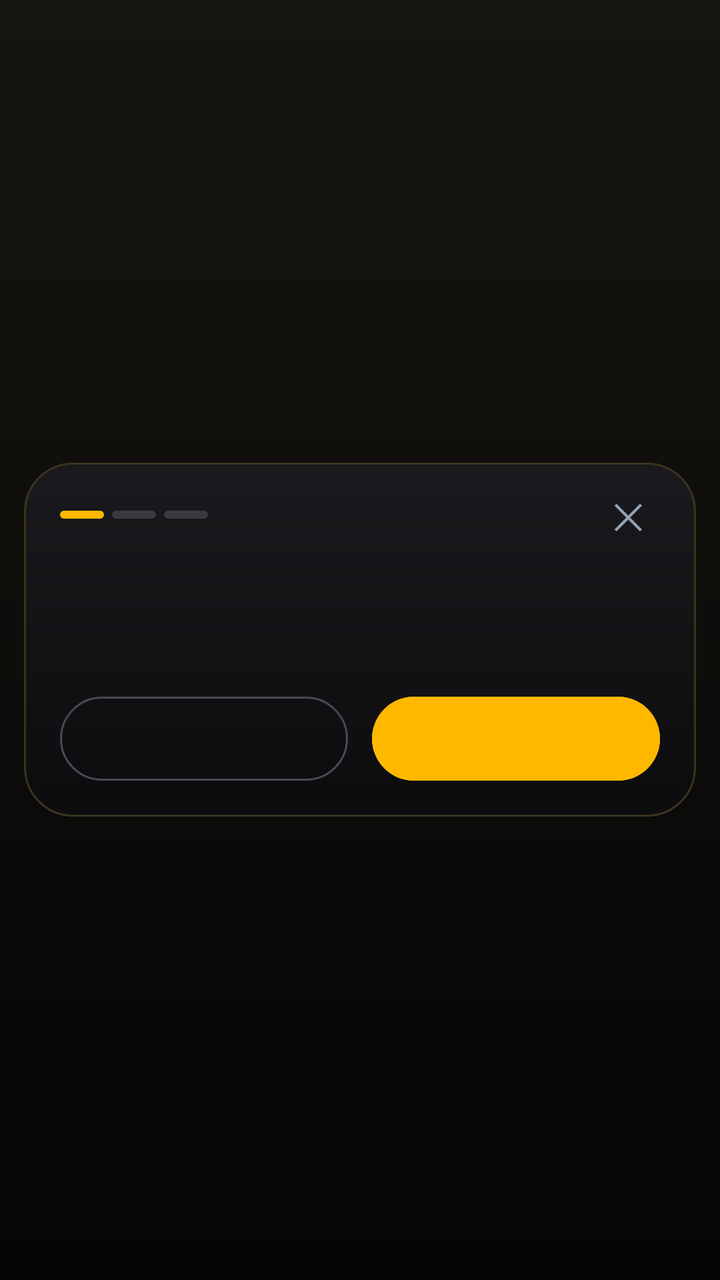
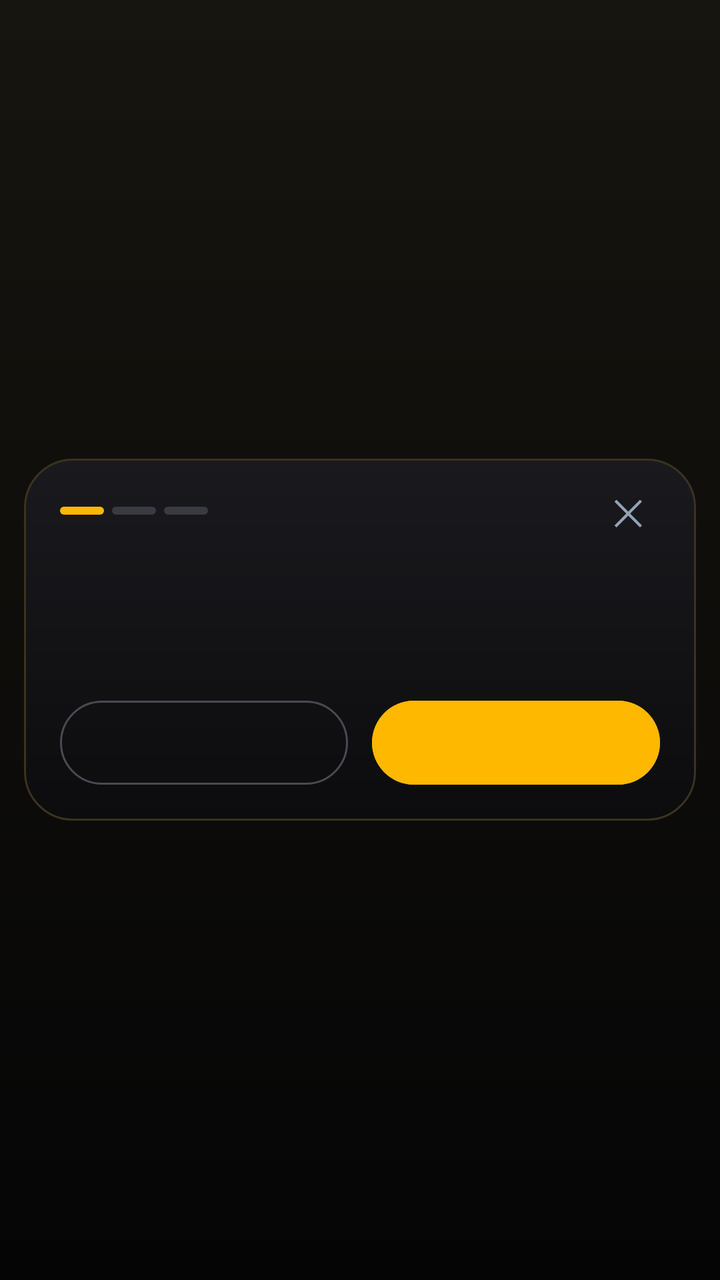

Before-and-after screenshots of an Android layout around one commit, followed by the original layout XML and the change that was made.
<!-- AndroidManifest.xml: another module's application theme Theme.SSP -->
<!-- res/layout/dialog_vip_purchase.xml -->
<?xml version="1.0" encoding="utf-8"?>
<FrameLayout xmlns:android="http://schemas.android.com/apk/res/android"
    android:layout_width="match_parent"
    android:layout_height="match_parent"
    android:background="@drawable/bg_vip_page">

    <LinearLayout
        android:layout_width="match_parent"
        android:layout_height="wrap_content"
        android:layout_gravity="center"
        android:layout_margin="12dp"
        android:background="@drawable/bg_vip_panel"
        android:gravity="center_horizontal"
        android:orientation="vertical"
        android:paddingStart="18dp"
        android:paddingTop="12dp"
        android:paddingEnd="18dp"
        android:paddingBottom="14dp">

        
        <LinearLayout
            android:layout_width="match_parent"
            android:layout_height="28dp"
            android:gravity="center_vertical"
            android:orientation="horizontal">

            <View android:id="@+id/vp_step1" android:layout_width="22dp" android:layout_height="4dp" android:background="@drawable/bg_vip_step_on" />
            <View android:id="@+id/vp_step2" android:layout_width="22dp" android:layout_height="4dp" android:layout_marginStart="4dp" android:background="@drawable/bg_vip_step_off" />
            <View android:id="@+id/vp_step3" android:layout_width="22dp" android:layout_height="4dp" android:layout_marginStart="4dp" android:background="@drawable/bg_vip_step_off" />

            <TextView
                android:id="@+id/tv_vp_step"
                android:layout_width="0dp"
                android:layout_height="wrap_content"
                android:layout_marginStart="10dp"
                android:layout_weight="1"
                android:letterSpacing="0.15"
                android:textColor="@color/text_muted"
                android:textSize="14sp"
                android:textStyle="bold" />

            <TextView
                android:id="@+id/btn_vp_cancel"
                android:layout_width="32dp"
                android:layout_height="32dp"
                android:background="?android:attr/selectableItemBackgroundBorderless"
                android:clickable="true"
                android:contentDescription="@string/vip_cancel"
                android:focusable="true"
                android:gravity="center"
                android:text="✕"
                android:textColor="@color/text_muted"
                android:textSize="18sp" />
        </LinearLayout>

        <TextView
            android:id="@+id/tv_vp_title"
            android:layout_width="match_parent"
            android:layout_height="wrap_content"
            android:layout_marginTop="6dp"
            android:gravity="center"
            android:textColor="@color/text_light"
            android:textSize="21sp"
            android:textStyle="bold" />

        <TextView
            android:id="@+id/tv_vp_message"
            android:layout_width="match_parent"
            android:layout_height="wrap_content"
            android:layout_marginTop="4dp"
            android:gravity="center"
            android:lineSpacingExtra="2dp"
            android:textColor="@color/text_muted"
            android:textSize="17sp" />

        
        <LinearLayout
            android:id="@+id/layout_vp_options"
            android:layout_width="match_parent"
            android:layout_height="wrap_content"
            android:layout_marginTop="14dp"
            android:orientation="horizontal"
            android:visibility="gone">

            <LinearLayout
                android:id="@+id/opt_vp_new"
                style="@style/VipOption"
                android:layout_marginEnd="6dp">
                <ImageView android:layout_width="40dp" android:layout_height="40dp" android:contentDescription="@null" android:src="@drawable/ic_vip_new_card" />
                <TextView style="@style/VipOptionTitle" android:text="@string/vip_opt_new_title" />
                <TextView style="@style/VipOptionSub" android:text="@string/vip_opt_new_sub" />
            </LinearLayout>

            <LinearLayout
                android:id="@+id/opt_vp_topup"
                style="@style/VipOption"
                android:layout_marginStart="6dp">
                <ImageView android:layout_width="40dp" android:layout_height="40dp" android:contentDescription="@null" android:src="@drawable/ic_vip_topup" />
                <TextView style="@style/VipOptionTitle" android:text="@string/vip_opt_topup_title" />
                <TextView style="@style/VipOptionSub" android:text="@string/vip_opt_topup_sub" />
            </LinearLayout>
        </LinearLayout>

        
        <EditText
            android:id="@+id/et_vp_input"
            android:layout_width="match_parent"
            android:layout_height="48dp"
            android:layout_marginTop="10dp"
            android:background="@drawable/bg_vip_field"
            android:gravity="center"
            android:importantForAutofill="no"
            android:letterSpacing="0.1"
            android:textColor="@color/text_light"
            android:textColorHint="#5A5A64"
            android:textSize="22sp"
            android:textStyle="bold"
            android:visibility="gone" />

        
        <LinearLayout
            android:id="@+id/layout_vp_keypad"
            android:layout_width="match_parent"
            android:layout_height="wrap_content"
            android:layout_marginTop="6dp"
            android:orientation="vertical"
            android:visibility="gone">
            <LinearLayout android:layout_width="match_parent" android:layout_height="wrap_content">
                <TextView style="@style/VipKey" android:text="1" />
                <TextView style="@style/VipKey" android:text="2" />
                <TextView style="@style/VipKey" android:text="3" />
            </LinearLayout>
            <LinearLayout android:layout_width="match_parent" android:layout_height="wrap_content">
                <TextView style="@style/VipKey" android:text="4" />
                <TextView style="@style/VipKey" android:text="5" />
                <TextView style="@style/VipKey" android:text="6" />
            </LinearLayout>
            <LinearLayout android:layout_width="match_parent" android:layout_height="wrap_content">
                <TextView style="@style/VipKey" android:text="7" />
                <TextView style="@style/VipKey" android:text="8" />
                <TextView style="@style/VipKey" android:text="9" />
            </LinearLayout>
            <LinearLayout android:layout_width="match_parent" android:layout_height="wrap_content">
                <TextView style="@style/VipKey" android:text="" android:clickable="false" android:background="@null" />
                <TextView style="@style/VipKey" android:text="0" />
                <TextView style="@style/VipKey" android:tag="del" android:text="⌫" />
            </LinearLayout>
        </LinearLayout>

        
        <LinearLayout
            android:id="@+id/layout_vp_pay"
            android:layout_width="match_parent"
            android:layout_height="wrap_content"
            android:gravity="center_horizontal"
            android:orientation="vertical"
            android:visibility="gone">

            <TextView
                android:id="@+id/tv_vp_amount"
                android:layout_width="wrap_content"
                android:layout_height="wrap_content"
                android:layout_marginTop="4dp"
                android:textColor="@color/gold_accent"
                android:textSize="48sp"
                android:textStyle="bold" />

            <FrameLayout
                android:layout_width="120dp"
                android:layout_height="120dp"
                android:layout_marginTop="4dp">
                <View android:id="@+id/vp_ripple1" android:layout_width="match_parent" android:layout_height="match_parent" android:background="@drawable/bg_vip_ripple" />
                <View android:id="@+id/vp_ripple2" android:layout_width="match_parent" android:layout_height="match_parent" android:background="@drawable/bg_vip_ripple" />
                <ImageView
                    android:layout_width="56dp"
                    android:layout_height="56dp"
                    android:layout_gravity="center"
                    android:contentDescription="@null"
                    android:src="@drawable/ic_vip_contactless" />
            </FrameLayout>

            <TextView
                android:layout_width="wrap_content"
                android:layout_height="wrap_content"
                android:layout_marginTop="6dp"
                android:drawableStart="@drawable/ic_vip_lock"
                android:drawablePadding="4dp"
                android:gravity="center_vertical"
                android:text="@string/vip_secure"
                android:visibility="gone"
                android:textColor="@color/text_muted"
                android:textSize="11sp" />
        </LinearLayout>

        <ProgressBar
            android:id="@+id/pb_vp"
            android:layout_width="56dp"
            android:layout_height="56dp"
            android:layout_marginTop="16dp"
            android:indeterminateTint="@color/gold_accent"
            android:visibility="gone" />

        <ImageView
            android:id="@+id/img_vp_icon"
            android:layout_width="76dp"
            android:layout_height="76dp"
            android:layout_marginTop="12dp"
            android:contentDescription="@null"
            android:visibility="gone" />

        
        <com.goldsky.ssp.ui.VipCardView
            android:id="@+id/vp_pass"
            android:layout_width="290dp"
            android:layout_height="wrap_content"
            android:layout_marginTop="8dp"
            android:elevation="10dp"
            android:visibility="gone" />

        
        <LinearLayout
            android:layout_width="match_parent"
            android:layout_height="wrap_content"
            android:layout_marginTop="12dp"
            android:orientation="horizontal">

            <Button
                android:id="@+id/btn_vp_secondary"
                style="@style/Widget.Material3.Button.OutlinedButton"
                android:layout_width="0dp"
                android:layout_height="50dp"
                android:layout_marginEnd="6dp"
                android:layout_weight="1"
                android:textColor="@color/text_light"
                android:textSize="18sp"
                android:textStyle="bold"
                app:strokeColor="#4A4A54"
                xmlns:app="http://schemas.android.com/apk/res-auto" />

            <Button
                android:id="@+id/btn_vp_primary"
                android:layout_width="0dp"
                android:layout_height="50dp"
                android:layout_marginStart="6dp"
                android:layout_weight="1"
                android:backgroundTint="@color/gold_accent"
                android:textColor="@color/text_dark"
                android:textSize="18sp"
                android:textStyle="bold" />
        </LinearLayout>
    </LinearLayout>
</FrameLayout>
<!-- resources referenced by this layout -->
<resources>
  <color name="gold_accent">#FFB800</color>
  <color name="text_dark">#0F172A</color>
  <color name="text_light">#FFFFFF</color>
  <color name="text_muted">#94A3B8</color>
  <!-- drawable bg_vip_step_off (drawable) -->
  <?xml version="1.0" encoding="utf-8"?>
  <shape xmlns:android="http://schemas.android.com/apk/res/android">
      <solid android:color="#3A3A42" />
      <corners android:radius="3dp" />
  </shape>
  <!-- drawable bg_vip_step_on (drawable) -->
  <?xml version="1.0" encoding="utf-8"?>
  <shape xmlns:android="http://schemas.android.com/apk/res/android">
      <solid android:color="#FFB800" />
      <corners android:radius="3dp" />
  </shape>
  <!-- drawable ic_vip_lock (drawable) -->
  <?xml version="1.0" encoding="utf-8"?>
  <vector xmlns:android="http://schemas.android.com/apk/res/android"
      android:width="14dp" android:height="14dp" android:viewportWidth="24" android:viewportHeight="24">
      <path android:fillColor="#94A3B8"
          android:pathData="M18,8h-1V6c0,-2.76 -2.24,-5 -5,-5S7,3.24 7,6v2H6c-1.1,0 -2,0.9 -2,2v10c0,1.1 0.9,2 2,2h12c1.1,0 2,-0.9 2,-2V10C20,8.9 19.1,8 18,8zM12,17c-1.1,0 -2,-0.9 -2,-2s0.9,-2 2,-2 2,0.9 2,2S13.1,17 12,17zM15.1,8H8.9V6c0,-1.71 1.39,-3.1 3.1,-3.1s3.1,1.39 3.1,3.1V8z" />
  </vector>
  <string name="vip_cancel">Cancel</string>
  <string name="vip_opt_new_sub">Get a digital card\nwith your own code</string>
  <string name="vip_opt_new_title">New card</string>
  <string name="vip_opt_topup_sub">Add to the card\nyou already have</string>
  <string name="vip_opt_topup_title">Top up</string>
  <string name="vip_secure">Secure card payment</string>
  <style name="VipKey">
          <item name="android:layout_width">0dp</item>
          <item name="android:layout_height">40dp</item>
          <item name="android:layout_weight">1</item>
          <item name="android:layout_margin">3dp</item>
          <item name="android:background">@drawable/bg_vip_key</item>
          <item name="android:gravity">center</item>
          <item name="android:textColor">@color/text_light</item>
          <item name="android:textSize">20sp</item>
          <item name="android:textStyle">bold</item>
          <item name="android:clickable">true</item>
          <item name="android:focusable">true</item>
      </style>
  <style name="VipOption">
          <item name="android:layout_width">0dp</item>
          <item name="android:layout_height">138dp</item>
          <item name="android:layout_weight">1</item>
          <item name="android:background">@drawable/bg_vip_option</item>
          <item name="android:gravity">center</item>
          <item name="android:orientation">vertical</item>
          <item name="android:padding">10dp</item>
          <item name="android:clickable">true</item>
          <item name="android:focusable">true</item>
      </style>
  <style name="VipOptionSub">
          <item name="android:layout_width">wrap_content</item>
          <item name="android:layout_height">wrap_content</item>
          <item name="android:layout_marginTop">2dp</item>
          <item name="android:gravity">center</item>
          <item name="android:textColor">@color/text_muted</item>
          <item name="android:textSize">11sp</item>
      </style>
  <style name="VipOptionTitle">
          <item name="android:layout_width">wrap_content</item>
          <item name="android:layout_height">wrap_content</item>
          <item name="android:layout_marginTop">8dp</item>
          <item name="android:textColor">@color/text_light</item>
          <item name="android:textSize">15sp</item>
          <item name="android:textStyle">bold</item>
      </style>
  <color name="royal_blue">#00D1FF</color>
  <color name="coral_red">#FF5252</color>
  <color name="bg_card">#121212</color>
  <color name="bg_card_selected">#1A1A1A</color>
  <color name="border_light">#334155</color>
  <color name="bg_dark">#000000</color>
  <!-- unchanged entries left out for length: 10 -->
</resources>

<!-- the commit's change to res/layout/dialog_vip_purchase.xml (unified diff, before → after) -->
@@ -60,7 +60,7 @@
             android:layout_marginTop="6dp"
             android:gravity="center"
             android:textColor="@color/text_light"
-            android:textSize="21sp"
+            android:textSize="24sp"
             android:textStyle="bold" />
 
         <TextView
@@ -86,18 +86,18 @@
                 android:id="@+id/opt_vp_new"
                 style="@style/VipOption"
                 android:layout_marginEnd="6dp">
-                <ImageView android:layout_width="40dp" android:layout_height="40dp" android:contentDescription="@null" android:src="@drawable/ic_vip_new_card" />
+                <ImageView android:layout_width="64dp" android:layout_height="64dp" android:contentDescription="@null" android:src="@drawable/ic_vip_new_card" />
                 <TextView style="@style/VipOptionTitle" android:text="@string/vip_opt_new_title" />
-                <TextView style="@style/VipOptionSub" android:text="@string/vip_opt_new_sub" />
+                
             </LinearLayout>
 
             <LinearLayout
                 android:id="@+id/opt_vp_topup"
                 style="@style/VipOption"
                 android:layout_marginStart="6dp">
-                <ImageView android:layout_width="40dp" android:layout_height="40dp" android:contentDescription="@null" android:src="@drawable/ic_vip_topup" />
+                <ImageView android:layout_width="64dp" android:layout_height="64dp" android:contentDescription="@null" android:src="@drawable/ic_vip_topup" />
                 <TextView style="@style/VipOptionTitle" android:text="@string/vip_opt_topup_title" />
-                <TextView style="@style/VipOptionSub" android:text="@string/vip_opt_topup_sub" />
+                
             </LinearLayout>
         </LinearLayout>
 
@@ -178,18 +178,6 @@
                     android:contentDescription="@null"
                     android:src="@drawable/ic_vip_contactless" />
             </FrameLayout>
-
-            <TextView
-                android:layout_width="wrap_content"
-                android:layout_height="wrap_content"
-                android:layout_marginTop="6dp"
-                android:drawableStart="@drawable/ic_vip_lock"
-                android:drawablePadding="4dp"
-                android:gravity="center_vertical"
-                android:text="@string/vip_secure"
-                android:visibility="gone"
-                android:textColor="@color/text_muted"
-                android:textSize="11sp" />
         </LinearLayout>
 
         <ProgressBar
<!-- resource entries referenced after the edit -->
@@ -16,35 +16,25 @@
       <solid android:color="#FFB800" />
       <corners android:radius="3dp" />
   </shape>
-  <!-- drawable ic_vip_lock (drawable) -->
-  <?xml version="1.0" encoding="utf-8"?>
-  <vector xmlns:android="http://schemas.android.com/apk/res/android"
-      android:width="14dp" android:height="14dp" android:viewportWidth="24" android:viewportHeight="24">
-      <path android:fillColor="#94A3B8"
-          android:pathData="M18,8h-1V6c0,-2.76 -2.24,-5 -5,-5S7,3.24 7,6v2H6c-1.1,0 -2,0.9 -2,2v10c0,1.1 0.9,2 2,2h12c1.1,0 2,-0.9 2,-2V10C20,8.9 19.1,8 18,8zM12,17c-1.1,0 -2,-0.9 -2,-2s0.9,-2 2,-2 2,0.9 2,2S13.1,17 12,17zM15.1,8H8.9V6c0,-1.71 1.39,-3.1 3.1,-3.1s3.1,1.39 3.1,3.1V8z" />
-  </vector>
   <string name="vip_cancel">Cancel</string>
-  <string name="vip_opt_new_sub">Get a digital card\nwith your own code</string>
   <string name="vip_opt_new_title">New card</string>
-  <string name="vip_opt_topup_sub">Add to the card\nyou already have</string>
   <string name="vip_opt_topup_title">Top up</string>
-  <string name="vip_secure">Secure card payment</string>
   <style name="VipKey">
           <item name="android:layout_width">0dp</item>
-          <item name="android:layout_height">40dp</item>
+          <item name="android:layout_height">44dp</item>
           <item name="android:layout_weight">1</item>
           <item name="android:layout_margin">3dp</item>
           <item name="android:background">@drawable/bg_vip_key</item>
           <item name="android:gravity">center</item>
           <item name="android:textColor">@color/text_light</item>
-          <item name="android:textSize">20sp</item>
+          <item name="android:textSize">24sp</item>
           <item name="android:textStyle">bold</item>
           <item name="android:clickable">true</item>
           <item name="android:focusable">true</item>
       </style>
   <style name="VipOption">
           <item name="android:layout_width">0dp</item>
-          <item name="android:layout_height">138dp</item>
+          <item name="android:layout_height">170dp</item>
           <item name="android:layout_weight">1</item>
           <item name="android:background">@drawable/bg_vip_option</item>
           <item name="android:gravity">center</item>
@@ -53,20 +43,12 @@
           <item name="android:clickable">true</item>
           <item name="android:focusable">true</item>
       </style>
-  <style name="VipOptionSub">
-          <item name="android:layout_width">wrap_content</item>
-          <item name="android:layout_height">wrap_content</item>
-          <item name="android:layout_marginTop">2dp</item>
-          <item name="android:gravity">center</item>
-          <item name="android:textColor">@color/text_muted</item>
-          <item name="android:textSize">11sp</item>
-      </style>
   <style name="VipOptionTitle">
           <item name="android:layout_width">wrap_content</item>
           <item name="android:layout_height">wrap_content</item>
           <item name="android:layout_marginTop">8dp</item>
           <item name="android:textColor">@color/text_light</item>
-          <item name="android:textSize">15sp</item>
+          <item name="android:textSize">24sp</item>
           <item name="android:textStyle">bold</item>
       </style>
   <color name="royal_blue">#00D1FF</color>
